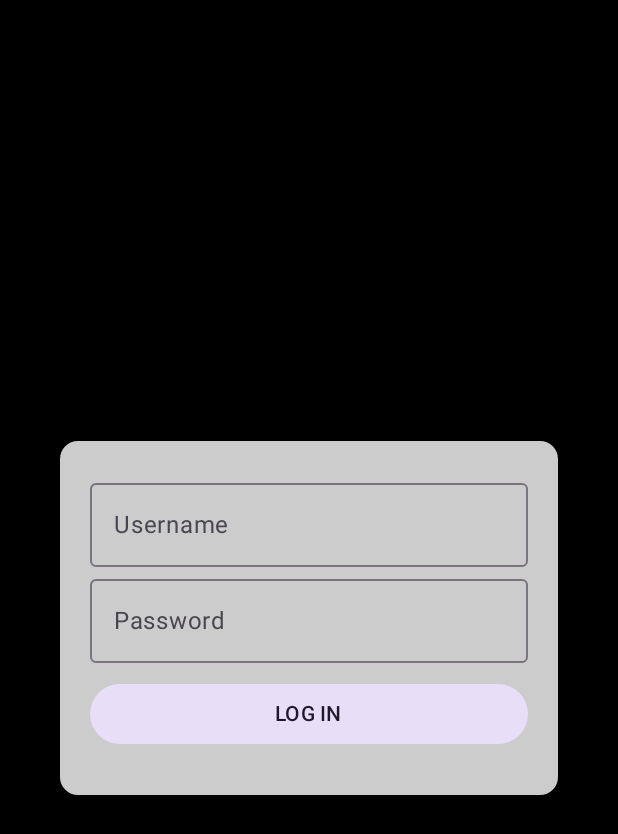
After one commit to DaianNieves/Prueba, an Android app built with Jetpack Compose: the LoginScreen screen opened through its navigation route, on a phone screen of 412 x 824 dp. The commit adds this screen. Shown: the top 834 px of the screen. Run offline under Robolectric (Android 15) with nearby library versions, the phone set to English and light mode, and no system bars; our stand-ins replace Room's generated code; pictures from the network do not load.

Commit message:
Add :bug: First Point of the Homework

```diff
--- a/app/build.gradle.kts
+++ b/app/build.gradle.kts
@@ -103,6 +103,7 @@ dependencies {
     implementation ("io.coil-kt:coil-compose:2.4.0")
     implementation ("org.jetbrains.kotlinx:kotlinx-serialization-json:1.6.0")
     implementation ("com.squareup.retrofit2:converter-gson:2.9.0")
+
     //SQLite
     val room_version = "2.6.1"
     ksp("androidx.room:room-compiler:$room_version")
--- a/app/src/main/java/com/example/project1/MainActivity.kt
+++ b/app/src/main/java/com/example/project1/MainActivity.kt
@@ -31,6 +31,8 @@ import com.example.project1.ui.screens.CameraScreen
 import com.example.project1.ui.screens.ComponentsScreen
 import com.example.project1.ui.screens.HomeScreen
 import com.example.project1.ui.screens.LocationScreen
+import com.example.project1.ui.screens.LoginForm
+import com.example.project1.ui.screens.LoginScreen
 import com.example.project1.ui.screens.ManageServiceScreen
 import com.example.project1.ui.screens.MenuScreen
 import com.example.project1.ui.screens.WifiDatosScreen
@@ -355,7 +357,7 @@ fun ComposeMultiScreenApp(activity: AppCompatActivity) {
 
 @Composable
 fun SetupNavGraph(navController: NavHostController, activity: AppCompatActivity) {
-    NavHost(navController = navController, startDestination = "home") {
+    NavHost(navController = navController, startDestination = "LoginScreen") {
         composable("menu") { MenuScreen(navController) }
         composable("home") { HomeScreen(navController) }
         composable("componentes") { ComponentsScreen(navController) }
@@ -385,6 +387,9 @@ fun SetupNavGraph(navController: NavHostController, activity: AppCompatActivity)
                 }
             }
         }
+
+        composable ("LoginScreen"){ LoginScreen(navController) }
+
         composable("manage-service/{serviceId}") { backStackEntry ->
             val serviceId = backStackEntry.arguments?.getString("serviceId")
             ManageServiceScreen(navController, serviceId = serviceId)
--- a/app/src/main/java/com/example/project1/data/model/controller/ServiceViewModel.kt
+++ b/app/src/main/java/com/example/project1/data/model/controller/ServiceViewModel.kt
@@ -81,4 +81,5 @@ class ServiceViewModel : ViewModel() {
             print(exception)
         }
     }
+
 }
--- a/app/src/main/java/com/example/project1/data/model/dao/ServiceDao.kt
+++ b/app/src/main/java/com/example/project1/data/model/dao/ServiceDao.kt
@@ -9,9 +9,9 @@ import com.example.project1.data.model.model.ServiceEntity
 
 @Dao
 interface ServiceDao {
+
     @Query("SELECT * FROM ServiceEntity")
     fun getAll(): List<ServiceEntity>
-
 
     @Query("SELECT * FROM ServiceEntity WHERE id=:ServiceId")
     fun show(ServiceId:Int):ServiceEntity
--- a/app/src/main/java/com/example/project1/data/model/network/ApiService.kt
+++ b/app/src/main/java/com/example/project1/data/model/network/ApiService.kt
@@ -1,6 +1,7 @@
 package com.example.project1.data.model.network
 
 import com.example.project1.data.model.model.ServiceModel
+import retrofit2.Call
 import retrofit2.Response
 import retrofit2.http.Body
 import retrofit2.http.DELETE
@@ -28,4 +29,7 @@ interface ApiService {
     @DELETE("service/{id}")
     suspend fun deleteService(@Path("id") id: Int): Response<ServiceModel>
 
+    @POST("user")
+    fun login(@Body credentials: Map<String, String>): Call<Map<String, Any>>
+
 }
--- a/app/src/main/java/com/example/project1/ui/screens/HomeScreen.kt
+++ b/app/src/main/java/com/example/project1/ui/screens/HomeScreen.kt
@@ -115,7 +115,7 @@ fun HomeScreen(
         }
         if (showBottomSheet) {
             ModalBottomSheet(
-                containerColor = colorResource(id = R.color.teal_200),
+                containerColor = colorResource(id = R.color.teal_700),
                 contentColor = Color.White,
                 modifier = Modifier.fillMaxHeight(),
                 onDismissRequest = { showBottomSheet = false },
--- /dev/null
+++ b/app/src/main/java/com/example/project1/ui/screens/LoginScreen.kt
@@ -0,0 +1,124 @@
+package com.example.project1.ui.screens
+
+import android.widget.Toast
+import androidx.compose.foundation.background
+import androidx.compose.foundation.layout.*
+import androidx.compose.foundation.rememberScrollState
+import androidx.compose.foundation.verticalScroll
+import androidx.compose.material3.*
+import androidx.compose.runtime.*
+import androidx.compose.ui.Alignment
+import androidx.compose.ui.Modifier
+import androidx.compose.ui.graphics.Color
+import androidx.compose.ui.layout.ContentScale
+import androidx.compose.ui.text.input.PasswordVisualTransformation
+import androidx.compose.ui.unit.dp
+import androidx.navigation.NavController
+import coil.compose.AsyncImage
+import com.example.project1.data.model.network.RetrofitClient
+import retrofit2.Call
+import retrofit2.Callback
+import retrofit2.Response
+
+@Composable
+fun LoginScreen(navController: NavController) {
+    Column(
+        horizontalAlignment = Alignment.CenterHorizontally,
+        verticalArrangement = Arrangement.SpaceEvenly,
+        modifier = Modifier
+            .background(Color.Black)
+            .fillMaxSize()
+            .verticalScroll(rememberScrollState())
+    ) {
+        LoginForm(navController)
+    }
+}
+
+@Composable
+fun LoginForm(navController: NavController) {
+    var user by remember { mutableStateOf("") }
+    var password by remember { mutableStateOf("") }
+    var isLoading by remember { mutableStateOf(false) }
+
+    Card(
+        colors = CardDefaults.cardColors(
+            contentColor = Color.White,
+            containerColor = Color.LightGray
+        ),
+        modifier = Modifier.padding(40.dp, 0.dp)
+    ) {
+        Column(
+            modifier = Modifier.padding(20.dp)
+        ) {
+
+            AsyncImage(
+                model = "https://pngimg.com/uploads/github/github_PNG23.png",
+                contentDescription = "Github Logo",
+                contentScale = ContentScale.Fit
+            )
+
+            OutlinedTextField(
+                modifier = Modifier.fillMaxWidth(),
+                value = user,
+                maxLines = 1,
+                onValueChange = { user = it },
+                label = { Text("Username") },
+            )
+
+            OutlinedTextField(
+                modifier = Modifier.fillMaxWidth(),
+                value = password,
+                maxLines = 1,
+                onValueChange = { password = it },
+                label = { Text("Password") },
+                visualTransformation = PasswordVisualTransformation()
+            )
+
+            FilledTonalButton(
+                modifier = Modifier.fillMaxWidth().padding(0.dp, 10.dp),
+                onClick = {
+                    if (user.isNotEmpty() && password.isNotEmpty()) {
+                        isLoading = true
+                        // Pasamos el setIsLoading a la función login
+                        login(user, password, navController, { isLoading = it })
+                    } else {
+                        Toast.makeText(navController.context, "Please fill in both fields", Toast.LENGTH_SHORT).show()
+                    }
+                }
+            ) {
+                Text("LOG IN")
+            }
+
+            // Mostrar indicador de carga si isLoading es verdadero
+            if (isLoading) {
+                CircularProgressIndicator()
+            }
+        }
+    }
+}
+
+// Ahora la función login toma setIsLoading como argumento
+fun login(username: String, password: String, navController: NavController, setIsLoading: (Boolean) -> Unit) {
+    val api = RetrofitClient.api
+
+    val loginData = mapOf("username" to username, "password" to password)
+
+    api.login(loginData).enqueue(object : Callback<Map<String, Any>> {
+        override fun onResponse(call: Call<Map<String, Any>>, response: Response<Map<String, Any>>) {
+            setIsLoading(false)  // Detener la carga
+            if (response.isSuccessful) {
+                // Si las credenciales son correctas, navegar a la pantalla Home
+                navController.navigate("home")
+                Toast.makeText(navController.context, "Login successful", Toast.LENGTH_SHORT).show()
+            } else {
+                // Mostrar un mensaje de error si las credenciales son incorrectas
+                Toast.makeText(navController.context, "Invalid credentials, please try again", Toast.LENGTH_SHORT).show()
+            }
+        }
+
+        override fun onFailure(call: Call<Map<String, Any>>, t: Throwable) {
+            setIsLoading(false)  // Detener la carga
+            Toast.makeText(navController.context, "Error: ${t.localizedMessage}", Toast.LENGTH_SHORT).show()
+        }
+    })
+}
--- a/app/src/main/java/com/example/project1/ui/screens/ManageServiceScreen.kt
+++ b/app/src/main/java/com/example/project1/ui/screens/ManageServiceScreen.kt
@@ -264,3 +264,4 @@ fun delete(
         }
     }
 }
+//
```
